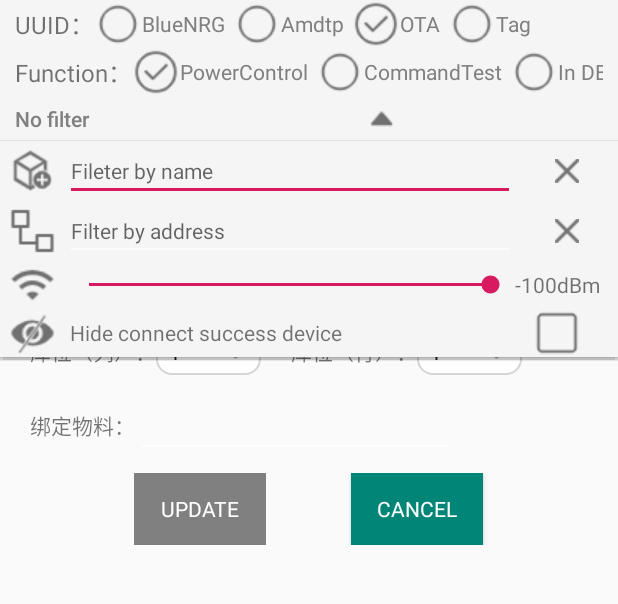
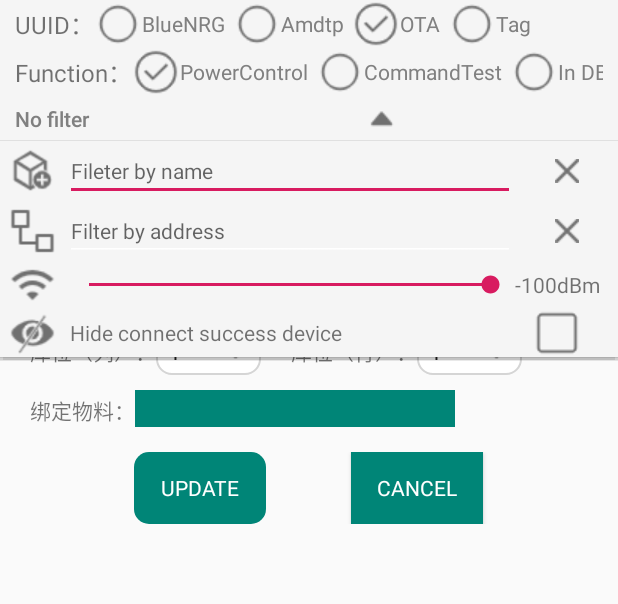
Before and after one commit to QQ652276536/BLEControl, an Android app: the fragment BluetoothFragment_DB placed in its activity, after a tap on "No filter", on a phone screen of 412 x 824 dp, the part 84-688 px from its top. Run offline under Robolectric (Android 15) with nearby library versions, the light colour scheme and no system bars; pictures from the network do not load; 1 other tap on this screen came first.

Commit message:
修改所有Button样式

```diff
--- a/app/src/main/java/com/zistone/blecontrol/fragment/BluetoothFragment_DB.java
+++ b/app/src/main/java/com/zistone/blecontrol/fragment/BluetoothFragment_DB.java
@@ -7,7 +7,6 @@ import android.bluetooth.BluetoothGattCallback;
 import android.bluetooth.BluetoothGattCharacteristic;
 import android.bluetooth.BluetoothGattService;
 import android.content.Context;
-import android.graphics.Color;
 import android.net.Uri;
 import android.os.Bundle;
 import android.os.Handler;
@@ -94,7 +93,6 @@ public class BluetoothFragment_DB extends Fragment implements View.OnClickListen
                     break;
                 case MESSAGE_1:
                     _btn1.setEnabled(true);
-                    _btn1.setBackgroundColor(Color.argb(255, 0, 133, 119));
                     ProgressDialogUtil.Dismiss();
                     break;
                 default:
@@ -273,7 +271,7 @@ public class BluetoothFragment_DB extends Fragment implements View.OnClickListen
                                     Looper.prepare();
                                     try
                                     {
-                                        Thread.sleep(2000);
+                                        Thread.sleep(1000);
                                         _bluetoothGatt.readCharacteristic(_bluetoothGattCharacteristic_read);
                                     }
                                     catch(InterruptedException e)
--- a/app/src/main/java/com/zistone/blecontrol/fragment/BluetoothFragment_List.java
+++ b/app/src/main/java/com/zistone/blecontrol/fragment/BluetoothFragment_List.java
@@ -98,7 +98,7 @@ public class BluetoothFragment_List extends Fragment implements View.OnClickList
     private EditText _editName;
     private EditText _editAddress;
     private TextView _textRssi;
-    private LinearLayout _linearLayout1;
+    private LinearLayout _llayout1;
     private CheckBox _chkHideDevice;
     //BLE的扫描器
     private BluetoothLeScanner _bluetoothLeScanner;
@@ -700,7 +700,7 @@ public class BluetoothFragment_List extends Fragment implements View.OnClickList
                     _isBtnUpDownFlag = true;
                     _btnFilterContent.setCompoundDrawables(null, null, _drawableUp, null);
                     _btnFilterContent.setText(_filterContent);
-                    ShowFilterPop(_linearLayout1);
+                    ShowFilterPop(_llayout1);
                 }
                 //因为PopWindow的setOutsideTouchable事件,这里将不再会执行,里面的逻辑写在onDismiss里代替
                 else
@@ -940,7 +940,7 @@ public class BluetoothFragment_List extends Fragment implements View.OnClickList
         _drawableDown.setBounds(0, 0, _drawableDown.getMinimumWidth(), _drawableDown.getMinimumHeight());
         _btnClearContentFilter = _view.findViewById(R.id.btnClearFilterContent_bluetoothList);
         _btnClearContentFilter.setOnClickListener(this::onClick);
-        _linearLayout1 = _view.findViewById(R.id.ll1_bluetoothList);
+        _llayout1 = _view.findViewById(R.id.ll1_bluetoothList);
         ShowSetFilterContent();
         //所有的控件、对象都实例化后再初始化回调方法
         InitListener();
--- a/app/src/main/res/drawable/btn_enable_a.xml
+++ b/app/src/main/res/drawable/btn_enable_a.xml
@@ -1,11 +1,8 @@
 <?xml version="1.0" encoding="utf-8"?>
 <selector xmlns:android="http://schemas.android.com/apk/res/android">
-
     <!--控件触发时-->
-    <item android:drawable="@color/gray" android:state_pressed="true"></item>
+    <item android:drawable="@color/material_green" android:state_pressed="true"></item>
     <!--控件可用状态-->
     <item android:drawable="@color/colorPrimary" android:state_enabled="true"></item>
     <item android:drawable="@color/gray" android:state_enabled="false"></item>
-
-    <item android:drawable="@color/gray" android:state_pressed="false"></item>
 </selector>
--- a/app/src/main/res/drawable/btn_enable_b.xml
+++ b/app/src/main/res/drawable/btn_enable_b.xml
@@ -1,11 +1,8 @@
 <?xml version="1.0" encoding="utf-8"?>
 <selector xmlns:android="http://schemas.android.com/apk/res/android">
-
     <!--控件触发时-->
-    <item android:color="@color/gray" android:state_pressed="true"></item>
+    <item android:color="@color/material_green" android:state_pressed="true"></item>
     <!--控件可用状态-->
     <item android:color="@color/colorPrimary" android:state_enabled="true"></item>
     <item android:color="@color/gray" android:state_enabled="false"></item>
-
-    <item android:color="@color/gray" android:state_pressed="false"></item>
 </selector>
--- /dev/null
+++ b/app/src/main/res/drawable/btn_shape_a.xml
@@ -0,0 +1,7 @@
+<?xml version="1.0" encoding="utf-8"?>
+<shape xmlns:android="http://schemas.android.com/apk/res/android">
+    <!-- 矩形的填充色 -->
+    <solid android:color="@color/colorPrimary" />
+    <!-- 矩形的圆角弧度 -->
+    <corners android:radius="10dip" />
+</shape>
--- /dev/null
+++ b/app/src/main/res/drawable/edit_bg.xml
@@ -0,0 +1,8 @@
+<?xml version="1.0" encoding="utf-8"?>
+<inset xmlns:android="http://schemas.android.com/apk/res/android"
+    android:insetBottom="@dimen/abc_edit_text_inset_bottom_material">
+    <selector>
+        <item android:drawable="@color/colorPrimary"/>
+    </selector>
+
+</inset>
--- a/app/src/main/res/layout/fragment_bluetooth_db.xml
+++ b/app/src/main/res/layout/fragment_bluetooth_db.xml
@@ -150,6 +150,7 @@
                 android:layout_width="wrap_content"
                 android:layout_height="wrap_content"
                 android:ems="10"
+                android:background="@drawable/edit_bg"
                 android:inputType="textEmailAddress" />
 
         </LinearLayout>
@@ -164,6 +165,7 @@
             <Button
                 android:id="@+id/btn1_db"
                 style="@style/ButtonStyleA"
+                android:background="@drawable/btn_shape_a"
                 android:layout_width="wrap_content"
                 android:layout_height="wrap_content"
                 android:enabled="false"
```
Also changed, not shown: app/src/main/res/drawable/btn_shape_b.xml (added, +7 -0 lines), app/src/main/res/drawable/llayout_shape.xml (renamed from app/src/main/res/drawable/btn_shape.xml).
